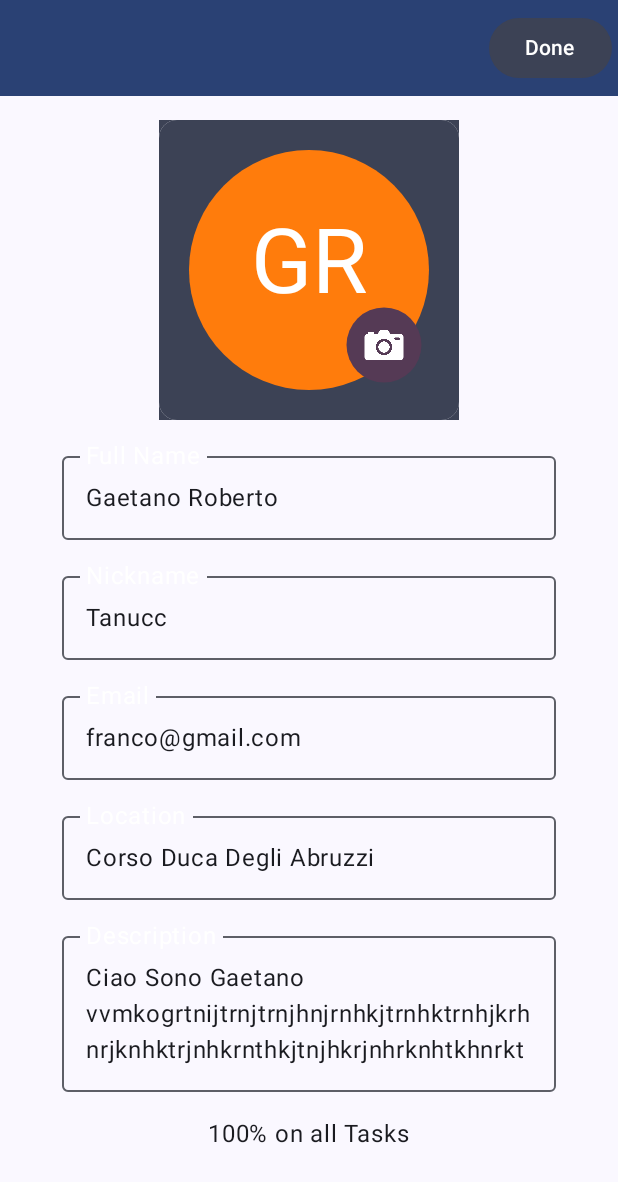
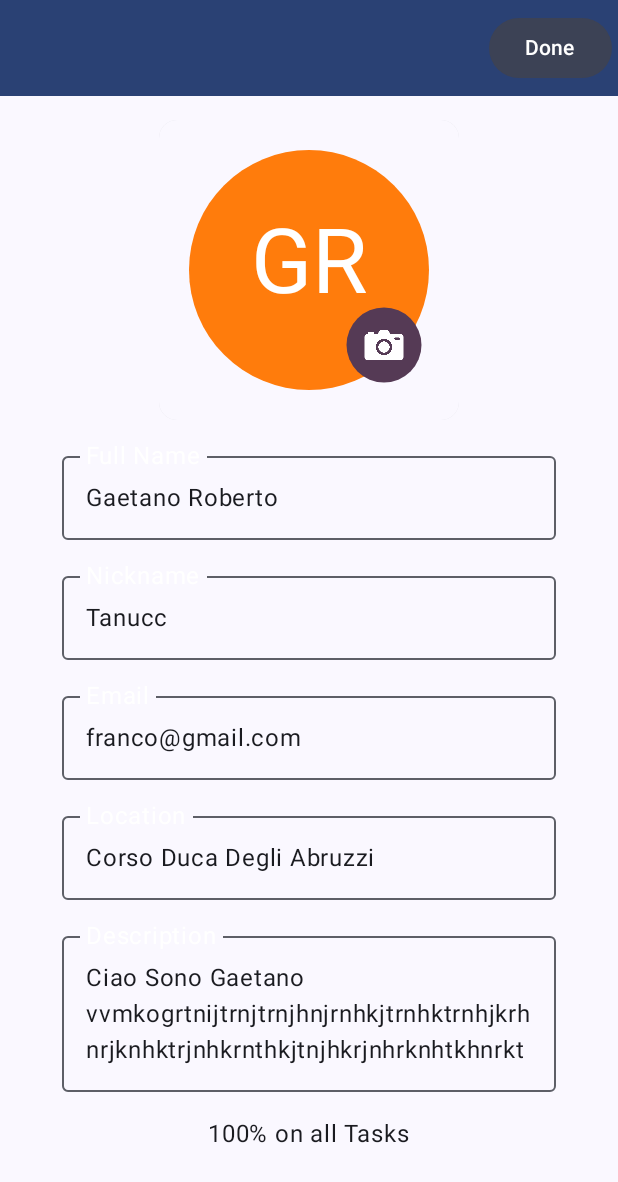
Before and after one commit to GaetanoRoberto/Uniteam-MobileApp, an Android app built with Jetpack Compose: the screen it shows after launch (MainActivity), after a tap on "Edit", on a phone screen of 412 x 824 dp. Shown: the top 1182 px of the screen. Run offline under Robolectric (Android 15) with nearby library versions, the phone set to English and light mode, and no system bars.

Commit message:
Fixed themes light

```diff
--- a/app/src/main/java/it/polito/uniteam/gui/UserProfileScreen.kt
+++ b/app/src/main/java/it/polito/uniteam/gui/UserProfileScreen.kt
@@ -6,6 +6,7 @@ import android.util.Log
 import androidx.activity.result.ActivityResultLauncher
 import androidx.compose.foundation.Image
 import androidx.compose.foundation.background
+import androidx.compose.foundation.isSystemInDarkTheme
 import androidx.compose.foundation.layout.Arrangement
 import androidx.compose.foundation.layout.Box
 import androidx.compose.foundation.layout.BoxWithConstraints
@@ -325,10 +326,10 @@ fun DefaultImage(vm: UserProfileScreen = viewModel()) {
                 .last()
         }
 
-        Card(modifier = Modifier.background(MaterialTheme.colorScheme.secondary)) {
+        Card(modifier = Modifier.background(MaterialTheme.colorScheme.background)) {
             Row(
                 modifier = Modifier
-                    .background(MaterialTheme.colorScheme.secondary),
+                    .background(MaterialTheme.colorScheme.background),
                 verticalAlignment = Alignment.CenterVertically,
                 horizontalArrangement = Arrangement.Center
             ) {
@@ -581,13 +582,13 @@ fun FormScreen(
                     if (vm.isEditing)
                         Button(onClick = { vm.validate() }, colors = ButtonDefaults.buttonColors(containerColor = MaterialTheme.colorScheme.secondary) // Imposta il colore di sfondo del bottone a rosso
                         ) {
-                            Text("Done")
+                            Text("Done",color = MaterialTheme.colorScheme.onSecondary)
 
                         }
                     else
                         IconButton(onClick = { vm.edit() }, colors = IconButtonDefaults.iconButtonColors(MaterialTheme.colorScheme.secondary),
                         ) {
-                            Icon(imageVector = Icons.Default.Edit, contentDescription = "Edit")
+                            Icon(imageVector = Icons.Default.Edit, contentDescription = "Edit", tint = MaterialTheme.colorScheme.onSecondary)
                         }
                 }
             )
--- a/app/src/main/java/it/polito/uniteam/ui/theme/Theme.kt
+++ b/app/src/main/java/it/polito/uniteam/ui/theme/Theme.kt
@@ -19,37 +19,38 @@ import androidx.core.view.WindowCompat
 private val DarkColorScheme = darkColorScheme(
     primary = Orange,
     secondary = Blue,
-    tertiary = Color(0xff018FF3),//Azzurro
+    tertiary = Color(0xff018FF3),//Azzurro fotocamera
     background =  Blue,
     surface = Color.Yellow,
     onPrimary = Color.White,
     onSecondary = Color.White,
-    onTertiary = Orange, //Form Border and Conten
+    onTertiary = Orange, //
     onBackground = Orange,
     onSurface = Color.White ,//Color(0xFF1C1B1F),
     error = Color.Red
 )
 
 private val LightColorScheme = lightColorScheme(
-    primary = Color.Blue,
+    primary = Blue,
     secondary = Orange,
-    tertiary = Orange,
+    tertiary = Color(0xff018FF3),//fotocamera
 
     // Other default colors to override
     background = Color.White,
     surface = Color.Yellow,
-    onPrimary = Color.Black,
+    onPrimary = Blue,
     onSecondary = Color.White,
-    onTertiary = Color.White,
+    onTertiary = Color.Red,
     onBackground = Color(0xFF1C1B1F),
     onSurface = Color(0xFF1C1B1F),
     error = Color.Red
 
 )
 
+
 @Composable
 fun UniTeamTheme(
-    darkTheme: Boolean = isSystemInDarkTheme(),
+    darkTheme: Boolean = isSystemInDarkTheme() ,
     // Dynamic color is available on Android 12+
     dynamicColor: Boolean = true,
     content: @Composable () -> Unit
```
